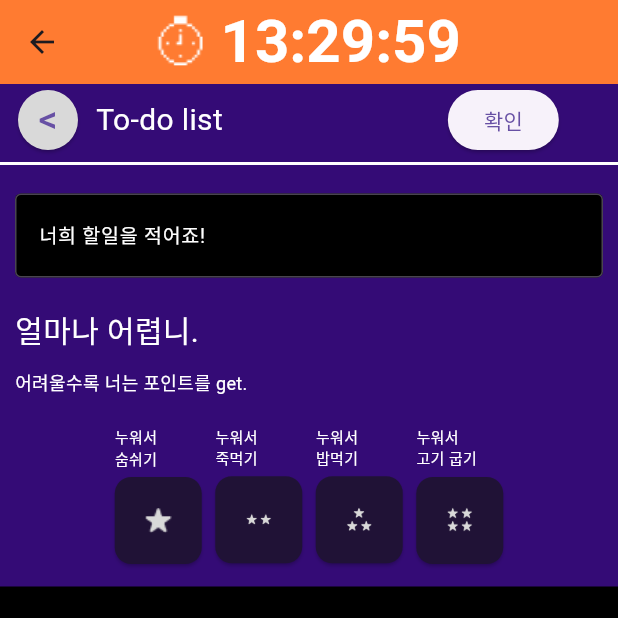
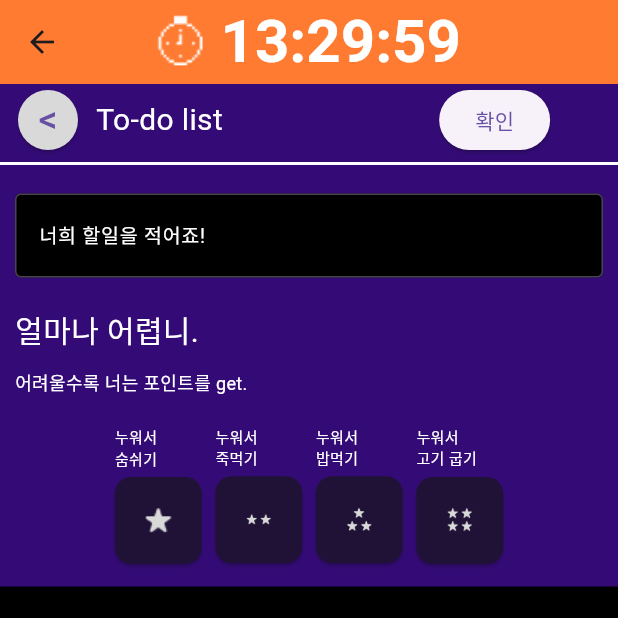
Before and after one commit to 1st-PARD-APP-PART/pixel_n_semicolon, a Flutter app: the AddPage screen opened by its route, on a phone screen of 412 x 824 dp, the top half of it. Run offline on Flutter 3.47's test engine with Material 2 defaults, Android fonts, the light colour scheme and no system bars; our stand-ins replace cloud_firestore, firebase_auth, firebase_core, google_sign_in, percent_indicator; accounts and stored records are empty; Roboto replaces fonts that are missing (DungGeunMo).

Commit message:
[FIX] overflow

```diff
--- a/lib/add.dart
+++ b/lib/add.dart
@@ -90,6 +90,7 @@ class _AddPageState extends State<AddPage> {
 
   @override
   Widget build(BuildContext context) {
+    Size size = MediaQuery.sizeOf(context);
     final formattedDuration = _formatDuration(_timeRemaining);
 
     return Scaffold(
@@ -145,8 +146,8 @@ class _AddPageState extends State<AddPage> {
                     fontSize: 20,
                   ),
                 ),
-                const SizedBox(
-                  width: 150,
+                 SizedBox(
+                  width: size.width * 0.35,
                 ),
                 ElevatedButton(
                   onPressed: () {},
```
